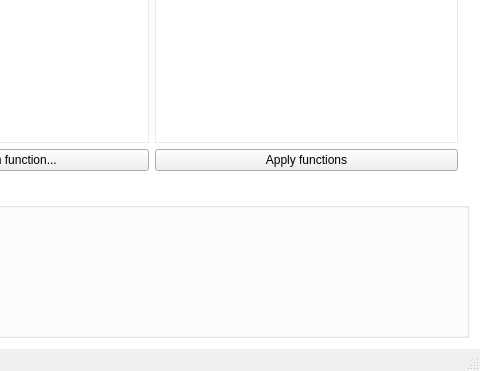
emigdioz/LeafGP, file source/mainwidget.ui: the form before one commit; both pictures show x 555 to 1035 and y 323 to 694 of the 1035 by 694 pixel window.
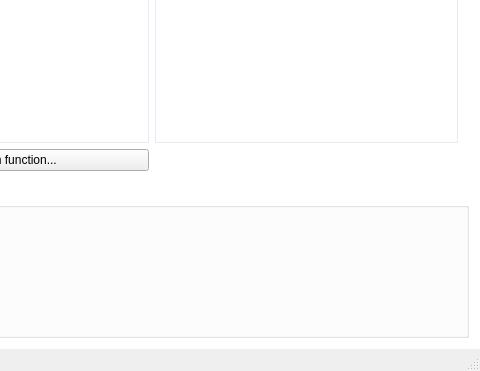
The form after the commit. The open tabs and pages were chosen to show the change. Icons and pictures are not drawn. Custom widgets are drawn as their Qt base class.

Commit message: Fix for function selection. It now auto-sets the primitive list

The edit to the form file:
```diff
--- a/source/mainwidget.ui
+++ b/source/mainwidget.ui
@@ -3464,13 +3464,6 @@
                               </property>
                              </widget>
                             </item>
-                            <item row="2" column="1">
-                             <widget class="QPushButton" name="pushButton_4">
-                              <property name="text">
-                               <string>Apply functions</string>
-                              </property>
-                             </widget>
-                            </item>
                            </layout>
                           </item>
                          </layout>
```
Left out of the diff: 4 changed lines with no effect on the pictures. The commit also changes 6 other files.
